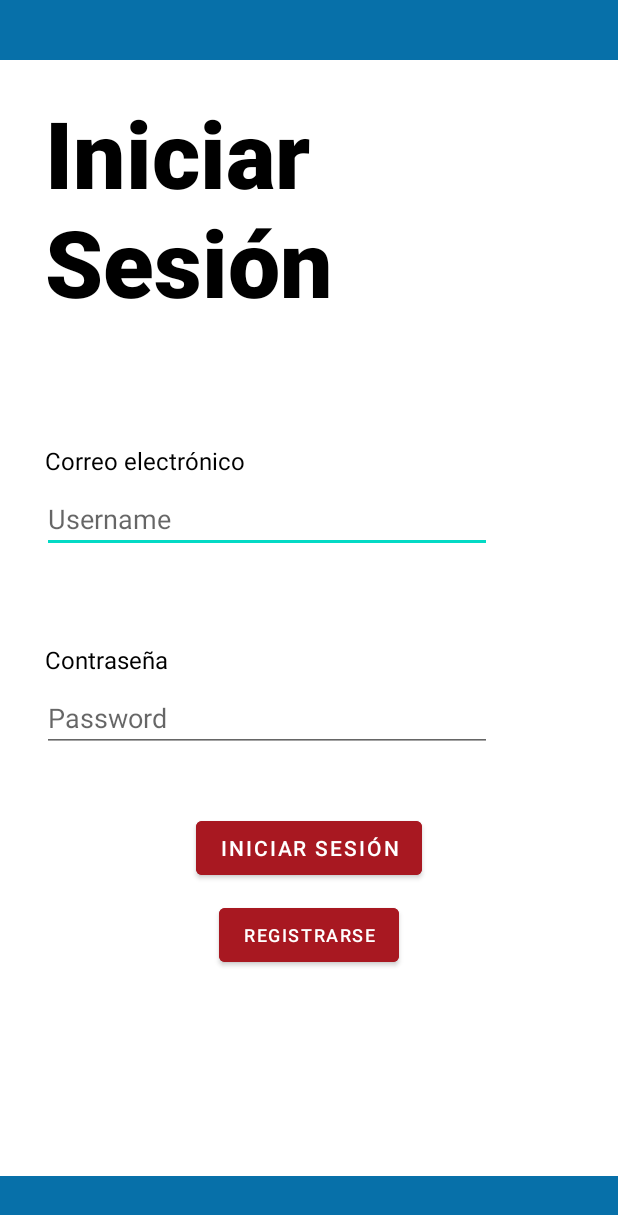
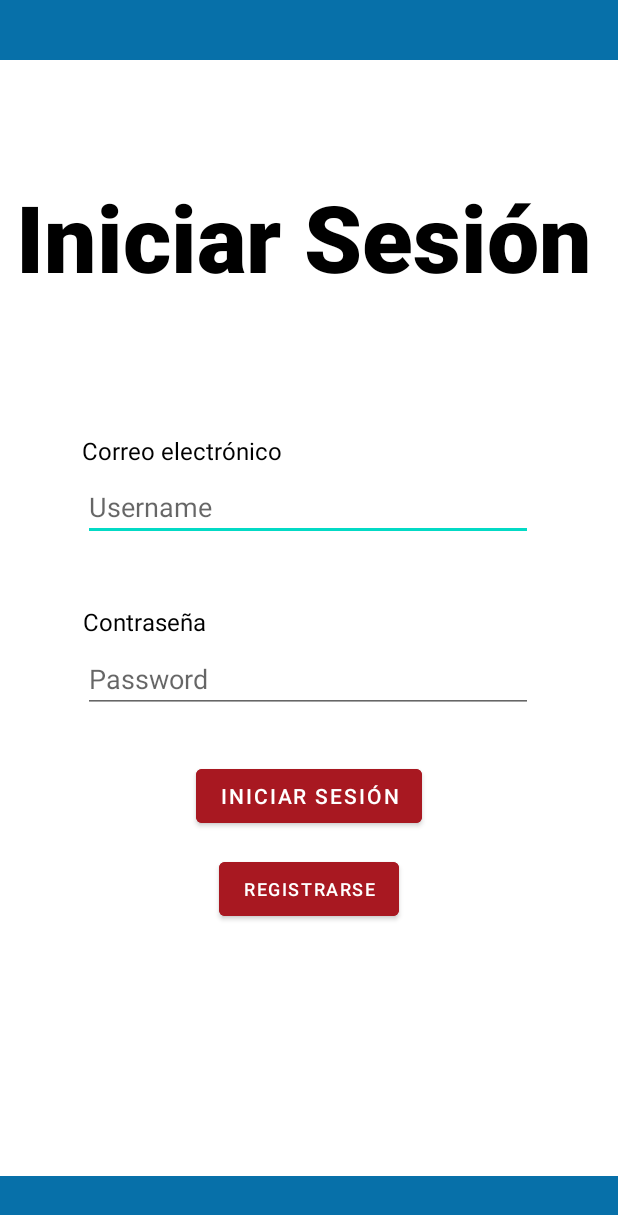
Before and after one commit to AngelAguilar16/PIControlAtencionPsicologica, an Android app: the screen it shows after launch (MainActivity), on a phone screen of 412 x 824 dp. Shown: the top 1215 px of the screen. Run offline under Robolectric (Android 15) with nearby library versions, the phone set to English and light mode, and no system bars; our stand-ins replace Volley.

Commit message:
Change to Constraint

```diff
--- a/app/src/main/res/layout/activity_main.xml
+++ b/app/src/main/res/layout/activity_main.xml
@@ -1,92 +1,137 @@
 <?xml version="1.0" encoding="utf-8"?>
-<RelativeLayout xmlns:android="http://schemas.android.com/apk/res/android"
+<androidx.constraintlayout.widget.ConstraintLayout xmlns:android="http://schemas.android.com/apk/res/android"
+    xmlns:app="http://schemas.android.com/apk/res-auto"
     xmlns:tools="http://schemas.android.com/tools"
     android:layout_width="match_parent"
     android:layout_height="match_parent"
     tools:context=".MainActivity">
 
     <ImageView
+        android:id="@+id/imageView7"
         android:layout_width="match_parent"
         android:layout_height="40dp"
-        android:background="#0770A9" />
+        android:background="#0770A9"
+        app:layout_constraintBottom_toBottomOf="parent"
+        app:layout_constraintEnd_toEndOf="parent"
+        app:layout_constraintHorizontal_bias="1.0"
+        app:layout_constraintStart_toStartOf="parent"
+        app:layout_constraintTop_toTopOf="parent"
+        app:layout_constraintVertical_bias="0.0" />
 
     <TextView
+        android:id="@+id/txtLoginMain"
         android:layout_width="wrap_content"
         android:layout_height="wrap_content"
+        android:fontFamily="sans-serif-black"
         android:text="@string/login"
         android:textColor="@color/black"
         android:textSize="62sp"
-        android:fontFamily="sans-serif-black"
-        android:layout_marginTop="60dp"
-        android:layout_marginStart="30dp"
-        android:id="@+id/txtLoginMain"/>
+        app:layout_constraintBottom_toBottomOf="parent"
+        app:layout_constraintEnd_toEndOf="parent"
+        app:layout_constraintHorizontal_bias="0.384"
+        app:layout_constraintStart_toStartOf="parent"
+        app:layout_constraintTop_toTopOf="parent"
+        app:layout_constraintVertical_bias="0.157" />
+
+    <EditText
+        android:id="@+id/etCorreoMain"
+        android:layout_width="300dp"
+        android:layout_height="wrap_content"
+        android:layout_below="@id/txtCorreoMain"
+        android:hint="Username"
+        app:layout_constraintBottom_toBottomOf="parent"
+        app:layout_constraintEnd_toEndOf="parent"
+        app:layout_constraintHorizontal_bias="0.495"
+        app:layout_constraintStart_toStartOf="parent"
+        app:layout_constraintTop_toTopOf="parent"
+        app:layout_constraintVertical_bias="0.405" />
+
+    <EditText
+        android:id="@+id/etPasswdMain"
+        android:layout_width="300dp"
+        android:layout_height="wrap_content"
+        android:layout_below="@id/txtPasswdMain"
+        android:hint="Password"
+        android:inputType="textPassword"
+        app:layout_constraintBottom_toBottomOf="parent"
+        app:layout_constraintEnd_toEndOf="parent"
+        app:layout_constraintHorizontal_bias="0.495"
+        app:layout_constraintStart_toStartOf="parent"
+        app:layout_constraintTop_toTopOf="parent"
+        app:layout_constraintVertical_bias="0.552" />
 
     <TextView
+        android:id="@+id/txtCorreoMain"
         android:layout_width="wrap_content"
         android:layout_height="wrap_content"
+        android:layout_below="@id/txtLoginMain"
         android:text="Correo electrónico"
+        android:textColor="@color/black"
         android:textSize="16sp"
-        android:textColor="@color/black"
-        android:layout_below="@id/txtLoginMain"
-        android:layout_marginStart="30dp"
-        android:layout_marginTop="80dp"
-        android:id="@+id/txtCorreoMain"/>
-    <EditText
-        android:layout_width="300dp"
-        android:layout_height="wrap_content"
-        android:hint="Username"
-        android:layout_below="@id/txtCorreoMain"
-        android:layout_marginStart="28dp"
-        android:layout_marginTop="5dp"
-        android:id="@+id/etCorreoMain"/>
+        app:layout_constraintBottom_toBottomOf="parent"
+        app:layout_constraintEnd_toEndOf="parent"
+        app:layout_constraintHorizontal_bias="0.195"
+        app:layout_constraintStart_toStartOf="parent"
+        app:layout_constraintTop_toTopOf="parent"
+        app:layout_constraintVertical_bias="0.361" />
 
     <TextView
+        android:id="@+id/txtPasswdMain"
         android:layout_width="wrap_content"
         android:layout_height="wrap_content"
+        android:layout_below="@id/etCorreoMain"
         android:text="Contraseña"
+        android:textColor="@color/black"
         android:textSize="16sp"
-        android:textColor="@color/black"
-        android:layout_below="@id/etCorreoMain"
-        android:layout_marginStart="30dp"
-        android:layout_marginTop="60dp"
-        android:id="@+id/txtPasswdMain"/>
-    <EditText
-        android:layout_width="300dp"
-        android:layout_height="wrap_content"
-        android:hint="Password"
-        android:inputType="textPassword"
-        android:layout_below="@id/txtPasswdMain"
-        android:layout_marginStart="28dp"
-        android:layout_marginTop="5dp"
-        android:id="@+id/etPasswdMain"/>
+        app:layout_constraintBottom_toBottomOf="parent"
+        app:layout_constraintEnd_toEndOf="parent"
+        app:layout_constraintHorizontal_bias="0.167"
+        app:layout_constraintStart_toStartOf="parent"
+        app:layout_constraintTop_toTopOf="parent"
+        app:layout_constraintVertical_bias="0.503" />
 
     <Button
+        android:id="@+id/btnLogin"
         android:layout_width="wrap_content"
         android:layout_height="wrap_content"
+        android:layout_below="@id/etPasswdMain"
         android:layout_centerHorizontal="true"
-        android:layout_below="@id/etPasswdMain"
+        android:backgroundTint="#A81821"
+        android:onClick="loginBtn"
         android:text="Iniciar Sesión"
-        android:backgroundTint="#A81821"
-        android:layout_marginTop="40dp"
-        android:onClick="loginBtn"
-        android:id="@+id/btnLogin"
+        app:layout_constraintBottom_toBottomOf="parent"
+        app:layout_constraintEnd_toEndOf="parent"
+        app:layout_constraintStart_toStartOf="parent"
+        app:layout_constraintTop_toTopOf="parent"
+        app:layout_constraintVertical_bias="0.653"
         tools:ignore="OnClick" />
 
     <Button
+        android:id="@+id/btnRegisterScreen"
         android:layout_width="wrap_content"
         android:layout_height="wrap_content"
+        android:layout_below="@id/btnLogin"
         android:layout_centerHorizontal="true"
-        android:layout_below="@id/btnLogin"
+        android:backgroundTint="#A81821"
         android:text="Registrarse"
-        android:layout_marginTop="10dp"
-        android:backgroundTint="#A81821"
         android:textSize="12dp"
-        android:id="@+id/btnRegisterScreen"/>
+        app:layout_constraintBottom_toBottomOf="parent"
+        app:layout_constraintEnd_toEndOf="parent"
+        app:layout_constraintStart_toStartOf="parent"
+        app:layout_constraintTop_toTopOf="parent"
+        app:layout_constraintVertical_bias="0.733" />
 
     <ImageView
+        android:id="@+id/imageView8"
         android:layout_width="match_parent"
         android:layout_height="40dp"
+        android:layout_alignParentBottom="true"
         android:background="#0770A9"
-        android:layout_alignParentBottom="true"/>
+        app:layout_constraintBottom_toBottomOf="parent"
+        app:layout_constraintEnd_toEndOf="parent"
+        app:layout_constraintHorizontal_bias="0.0"
+        app:layout_constraintStart_toStartOf="parent"
+        app:layout_constraintTop_toTopOf="parent"
+        app:layout_constraintVertical_bias="1.0" />
 
-</RelativeLayout>
+</androidx.constraintlayout.widget.ConstraintLayout>
```
